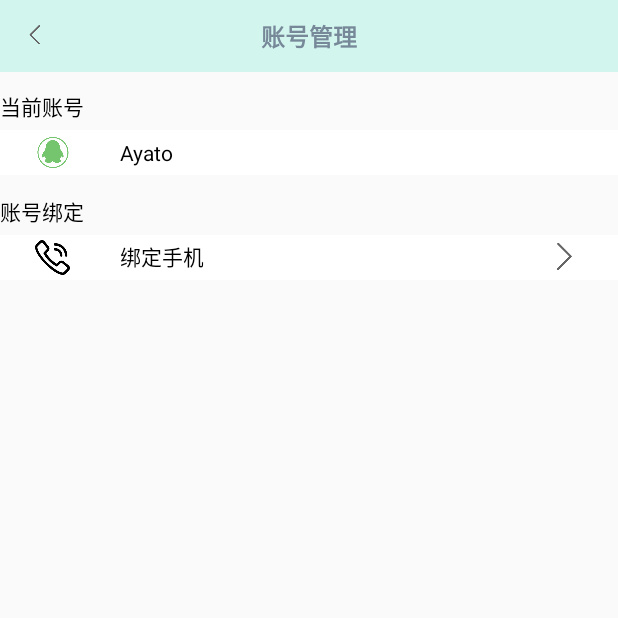
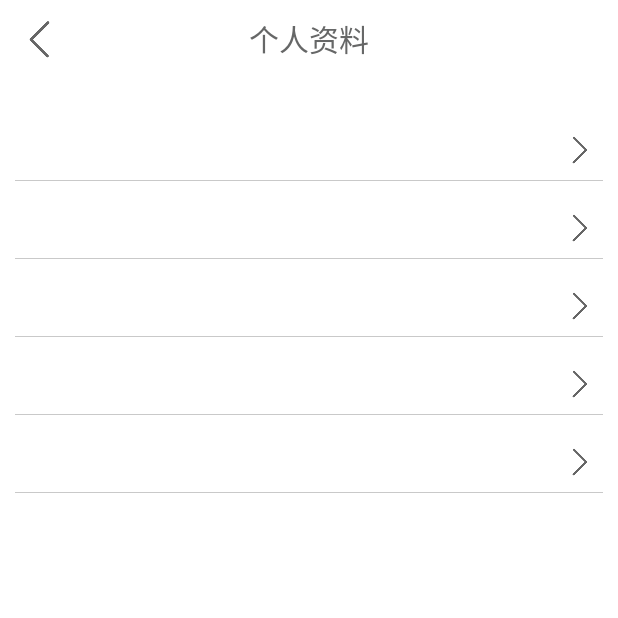
Before and after one commit to MerDuo/jiemo, an Android app: the screen it shows after launch (accountManage before the commit, personalDocument after it), on a phone screen of 412 x 824 dp, the top half of it. Run offline under Robolectric (Android 15) with nearby library versions, the phone set to English and light mode, and no system bars.

Commit message:
部分整合代码

```diff
--- /dev/null
+++ b/app/src/main/java/cn/edu/cdut/jiemo/personalDocument.java
@@ -0,0 +1,129 @@
+package cn.edu.cdut.jiemo;
+
+import android.app.Activity;
+import android.content.Intent;
+import android.content.SharedPreferences;
+import android.os.Bundle;
+import android.view.View;
+import android.widget.ImageView;
+
+import androidx.annotation.Nullable;
+import androidx.appcompat.app.ActionBar;
+import androidx.appcompat.app.AppCompatActivity;
+
+/**
+ * Created by aaa on 2019/12/1.
+ */
+
+public class personalDocument extends AppCompatActivity {
+    @Override
+    protected void onCreate(@Nullable Bundle savedInstanceState) {
+        super.onCreate(savedInstanceState);
+        setContentView(R.layout.activity_personal_document);
+
+        //去掉系统自带的标题栏
+        ActionBar actionbar=getSupportActionBar();
+        if(actionbar !=null)
+        {
+            actionbar.hide();
+        }
+
+        //设置标题栏内容
+        titleFragment titlefragment=(titleFragment)getSupportFragmentManager().findFragmentById(R.id.title_fragement);
+        titlefragment.setTitle("个人资料");
+
+        //获取年龄、性别等控件
+        personalItemActivity headculpture=findViewById(R.id.headculpture);
+        personalItemActivity  userName=findViewById(R.id.userName);
+        personalItemActivity sex=findViewById(R.id.sex);
+        personalItemActivity age=findViewById(R.id.age);
+        personalItemActivity personalizedSignature=findViewById(R.id.personalizedSignature);
+
+        //获取用户的信息
+        SharedPreferences pref=getSharedPreferences("data",MODE_PRIVATE);
+        String name=pref.getString("name","");
+        String ageinf=Integer.toString(pref.getInt("age",0));
+        String sexinf=pref.getString("sex","男");
+        String words=pref.getString("words","这个人很懒");
+
+        //注入年龄、性别等数据
+        userName.setRightText(name);
+        sex.setRightText(sexinf);
+        age.setRightText(ageinf);
+        personalizedSignature.setRightText(words);
+
+        //将左边的图标大小设置为0
+        headculpture.setLeftIconSize(0);
+        userName.setLeftIconSize(0);
+        sex.setLeftIconSize(0);
+        age.setLeftIconSize(0);
+        personalizedSignature.setLeftIconSize(0);
+
+        //跳转到编辑界面
+        userName.setOnClickListener(new View.OnClickListener() {
+            @Override
+            public void onClick(View view) {
+                Intent intent=new Intent(personalDocument.this,documentEditer.class);
+                intent.putExtra("titleText","昵称");
+                intent.putExtra("dataKey","name");
+                startActivity(intent);
+            }
+        });
+
+        sex.setOnClickListener(new View.OnClickListener(){
+            @Override
+            public void onClick(View view) {
+                Intent intent=new Intent(personalDocument.this,documentEditer.class);
+                intent.putExtra("titleText","性别");
+                intent.putExtra("dataKey","sex");
+                startActivity(intent);
+            }
+        });
+
+
+        age.setOnClickListener(new  View.OnClickListener(){
+            @Override
+            public void onClick(View view) {
+                Intent intent=new Intent(personalDocument.this,documentEditer.class);
+                intent.putExtra("titleText","年龄");
+                intent.putExtra("dataKey","age");
+                startActivity(intent);
+            }
+        });
+
+        personalizedSignature.setOnClickListener(new View.OnClickListener() {
+            @Override
+            public void onClick(View view) {
+                Intent intent=new Intent(personalDocument.this,documentEditer.class);
+                intent.putExtra("titleText","个性签名");
+                intent.putExtra("dataKey","words");
+                startActivity(intent);
+            }
+        });
+
+
+    }
+
+    @Override
+    protected void onRestart() {
+        super.onRestart();
+        //获取年龄、性别等控件
+        personalItemActivity headculpture=findViewById(R.id.headculpture);
+        personalItemActivity  userName=findViewById(R.id.userName);
+        personalItemActivity sex=findViewById(R.id.sex);
+        personalItemActivity age=findViewById(R.id.age);
+        personalItemActivity personalizedSignature=findViewById(R.id.personalizedSignature);
+        //获取用户的信息
+        SharedPreferences pref=getSharedPreferences("data",MODE_PRIVATE);
+        String name=pref.getString("name","");
+        String ageinf=Integer.toString(pref.getInt("age",0));
+        String sexinf=pref.getString("sex","男");
+        String words=pref.getString("words","这个人很懒");
+
+        //注入年龄、性别等数据
+        userName.setRightText(name);
+        sex.setRightText(sexinf);
+        age.setRightText(ageinf);
+        personalizedSignature.setRightText(words);
+    }
+}
--- /dev/null
+++ b/app/src/main/java/cn/edu/cdut/jiemo/personalItemActivity.java
@@ -0,0 +1,73 @@
+package cn.edu.cdut.jiemo;
+
+import android.content.Context;
+import android.content.res.Resources;
+import android.content.res.TypedArray;
+import android.os.Build;
+import android.util.AttributeSet;
+import android.util.TypedValue;
+import android.view.LayoutInflater;
+import android.view.View;
+import android.view.ViewGroup;
+import android.widget.ImageView;
+import android.widget.LinearLayout;
+import android.widget.TextView;
+
+import androidx.annotation.RequiresApi;
+import androidx.constraintlayout.widget.ConstraintLayout;
+
+import java.util.jar.Attributes;
+
+public class personalItemActivity extends LinearLayout {
+
+    public personalItemActivity(Context context) {
+        super(context);
+    }
+
+    @RequiresApi(api = Build.VERSION_CODES.JELLY_BEAN)
+    public personalItemActivity(Context context, AttributeSet attrs) {
+        super(context,attrs);
+        //获取控件属性
+        TypedArray ta = context.obtainStyledAttributes(attrs, R.styleable.personal_item);
+        LayoutInflater.from(context).inflate(R.layout.personal_item,this);
+        Boolean isShowBottomLine = ta.getBoolean(R.styleable.personal_item_show_bottom_line, true);//得到是否显示底部下划线属性
+        Boolean isShowLeftIcon = ta.getBoolean(R.styleable.personal_item_show_left_icon, true);//得到是否显示左侧图标属性标识
+        Boolean isShowRightArrow = ta.getBoolean(R.styleable.personal_item_show_right_arrow, true);//得到是否显示右侧图标属性标识
+
+        View leftIcon=findViewById(R.id.item_img);
+        TextView leftTitle=findViewById(R.id.item_text);
+        View bottomLine=findViewById(R.id.buttom_line);
+        View rightArrow=findViewById(R.id.right_icon);
+        leftIcon.setBackground(ta.getDrawable(R.styleable.personal_item_left_icon));//设置左侧图标
+        leftTitle.setText(ta.getString(R.styleable.personal_item_left_text));//设置左侧标题文字
+        leftIcon.setVisibility(isShowLeftIcon ? View.VISIBLE : View.INVISIBLE);//设置左侧图标是否显示
+        bottomLine.setVisibility(isShowBottomLine ? View.VISIBLE : View.INVISIBLE);//设置底部图标是否显示
+        rightArrow.setVisibility(isShowRightArrow ? View.VISIBLE : View.INVISIBLE);//设置右侧箭头图标是否显示
+
+    }
+    //设置左边的图标的大小
+    public void setLeftIconSize(int size){
+        ImageView imageView=findViewById(R.id.item_img);
+        ConstraintLayout.LayoutParams params = (ConstraintLayout.LayoutParams) imageView.getLayoutParams();
+        params.height= dip2px(this.getContext(), size);
+        imageView.setLayoutParams(params);
+    }
+    //设置右边文字的内容
+    public void setRightText(String rightText){
+        TextView right_text=findViewById(R.id.right_text);
+        right_text.setText(rightText);//设置右侧文字
+    }
+
+    /**
+     * dp转为px
+     * @param context  上下文
+     * @param dipValue dp值
+     * @return
+     */
+    private int dip2px(Context context, float dipValue)
+    {
+        Resources r = context.getResources();
+        return (int) TypedValue.applyDimension(
+                TypedValue.COMPLEX_UNIT_DIP, dipValue, r.getDisplayMetrics());
+    }
+}
--- /dev/null
+++ b/app/src/main/java/cn/edu/cdut/jiemo/titleFragment.java
@@ -0,0 +1,68 @@
+package cn.edu.cdut.jiemo;
+
+
+import android.app.Activity;
+import android.content.Context;
+import android.content.res.Resources;
+import android.os.Bundle;
+import android.util.TypedValue;
+import android.view.LayoutInflater;
+import android.view.View;
+import android.view.ViewGroup;
+import android.widget.ImageView;
+import android.widget.LinearLayout;
+import android.widget.TextView;
+
+import androidx.annotation.Nullable;
+import androidx.fragment.app.Fragment;
+
+/**
+ * Created by aaa on 2019/10/28.
+ */
+
+public class titleFragment extends Fragment {
+    @Nullable
+    @Override
+    public View onCreateView(LayoutInflater inflater, @Nullable ViewGroup container, Bundle savedInstanceState) {
+        //加载布局
+        View rootView=inflater.inflate(R.layout.title_fragment,container,false);
+
+        //点击返回按钮
+        ImageView backButton=rootView.findViewById(R.id.backButton);
+        backButton.setOnClickListener(new View.OnClickListener(){
+            @Override
+            public void onClick(View view) {
+                Activity activity=getActivity();
+                activity.finish();
+            }
+        });
+        return rootView;
+    }
+    //设置导航栏的size
+    public void setButtompadding(int size){
+        ViewGroup titleBar= getView().findViewById(R.id.titleFragmentcl);
+        int buttom=dip2px(this.getContext(), size);
+        titleBar.setPadding(0,0,0,buttom);
+    }
+    //设置导航栏的标题
+    public void setTitle(String title){
+        TextView titleText= getView().findViewById(R.id.titleText);
+        titleText.setText(title);
+    }
+
+    /**
+     * dp转为px
+     * @param context  上下文
+     * @param dipValue dp值
+     * @return
+     */
+    private int dip2px(Context context, float dipValue)
+    {
+        Resources r = context.getResources();
+        return (int) TypedValue.applyDimension(
+                TypedValue.COMPLEX_UNIT_DIP, dipValue, r.getDisplayMetrics());
+    }
+
+
+
+}
--- /dev/null
+++ b/app/src/main/res/layout/activity_personal_document.xml
@@ -0,0 +1,65 @@
+<?xml version="1.0" encoding="utf-8"?>
+<androidx.constraintlayout.widget.ConstraintLayout xmlns:android="http://schemas.android.com/apk/res/android"
+    xmlns:app="http://schemas.android.com/apk/res-auto"
+    xmlns:tools="http://schemas.android.com/tools"
+    android:layout_width="match_parent"
+    android:layout_height="match_parent"
+    tools:context=".personalDocument"
+    android:background="@color/white">
+
+    <fragment
+        android:id="@+id/title_fragement"
+        android:layout_width="match_parent"
+        android:layout_height="wrap_content"
+        android:name="cn.edu.cdut.jiemo.titleFragment"
+        tools:ignore="MissingConstraints" />
+
+    <LinearLayout
+        android:id="@+id/item_bottons"
+        android:layout_width="match_parent"
+        android:layout_height="260dp"
+        android:layout_marginBottom="8dp"
+        android:layout_marginTop="30dp"
+        android:orientation="vertical"
+        app:layout_constraintTop_toBottomOf="@id/title_fragement">
+
+        <cn.edu.cdut.jiemo.personalItemActivity
+            android:id="@+id/headculpture"
+            android:layout_height="0dp"
+            android:layout_width="match_parent"
+            app:left_text="头像"
+            app:show_left_icon="false"
+            android:layout_weight="1"
+            />
+
+        <cn.edu.cdut.jiemo.personalItemActivity
+            android:id="@+id/userName"
+            app:left_text="昵称"
+            app:show_left_icon="false"
+            android:layout_width="match_parent"
+            android:layout_weight="1"
+            android:layout_height="0dp" />
+
+        <cn.edu.cdut.jiemo.personalItemActivity
+            android:id="@+id/sex"
+            app:left_text="性别"
+            android:layout_weight="1"
+            app:show_left_icon="false"
+            android:layout_width="match_parent"
+            android:layout_height="0dp" />
+        <cn.edu.cdut.jiemo.personalItemActivity
+            android:id="@+id/age"
+            app:left_text="年龄"
+            android:layout_weight="1"
+            app:show_left_icon="false"
+            android:layout_width="match_parent"
+            android:layout_height="0dp" />
+        <cn.edu.cdut.jiemo.personalItemActivity
+            android:id="@+id/personalizedSignature"
+            app:left_text="个性签名"
+            android:layout_weight="1"
+            app:show_left_icon="false"
+            android:layout_width="match_parent"
+            android:layout_height="0dp" />
+    </LinearLayout>
+</androidx.constraintlayout.widget.ConstraintLayout>
--- /dev/null
+++ b/app/src/main/res/layout/personal_item.xml
@@ -0,0 +1,57 @@
+<?xml version="1.0" encoding="utf-8"?>
+<androidx.constraintlayout.widget.ConstraintLayout xmlns:android="http://schemas.android.com/apk/res/android"
+    xmlns:app="http://schemas.android.com/apk/res-auto"
+    xmlns:tools="http://schemas.android.com/tools"
+    android:layout_width="match_parent"
+    android:layout_height="40dp"
+    android:paddingLeft="10dp"
+    android:paddingRight="10dp">
+    <ImageView
+        android:id="@+id/item_img"
+        android:layout_height="match_parent"
+        android:layout_width="0dp"
+        android:layout_marginLeft="20dp"
+        android:layout_marginTop="10dp"
+        android:layout_marginBottom="10dp"
+        android:layout_marginRight="10dp"
+        app:layout_constraintLeft_toLeftOf="parent"
+        app:layout_constraintDimensionRatio="H,1:1"
+        />
+
+    <TextView
+        android:id="@+id/item_text"
+        android:layout_width="wrap_content"
+        android:layout_height="wrap_content"
+        app:layout_constraintLeft_toRightOf="@id/item_img"
+        app:layout_constraintTop_toTopOf="parent"
+        app:layout_constraintBottom_toBottomOf="parent"
+        android:textSize="15sp"
+        android:layout_marginLeft="10dp"
+        android:text="联系我们"/>
+    <TextView
+        android:id="@+id/right_text"
+        android:layout_height="wrap_content"
+        android:layout_width="wrap_content"
+        app:layout_constraintRight_toLeftOf="@+id/right_icon"
+        app:layout_constraintTop_toTopOf="parent"
+        app:layout_constraintBottom_toBottomOf="parent"
+        android:layout_marginRight="10dp"
+        />
+    <ImageView
+        android:id="@+id/right_icon"
+        android:layout_height="match_parent"
+        android:layout_width="0dp"
+        app:layout_constraintDimensionRatio="1:1"
+        app:layout_constraintRight_toRightOf="parent"
+        android:layout_marginTop="5dp"
+        android:layout_marginBottom="5dp"
+        android:src="@drawable/right"/>
+
+    <ImageView
+        android:id="@+id/buttom_line"
+        app:layout_constraintBottom_toBottomOf="parent"
+        android:layout_width="match_parent"
+        android:layout_height="0.5dp"
+        android:background="@color/line" />
+
+</androidx.constraintlayout.widget.ConstraintLayout>
--- /dev/null
+++ b/app/src/main/res/layout/title_fragment.xml
@@ -0,0 +1,40 @@
+<?xml version="1.0" encoding="utf-8"?>
+<LinearLayout android:layout_width="match_parent"
+    android:layout_height="wrap_content"
+    xmlns:android="http://schemas.android.com/apk/res/android">
+
+    <androidx.constraintlayout.widget.ConstraintLayout xmlns:android="http://schemas.android.com/apk/res/android"
+        android:id="@+id/titleFragmentcl"
+        xmlns:app="http://schemas.android.com/apk/res-auto"
+        android:layout_width="match_parent"
+        android:layout_height="wrap_content"
+        android:background="#fff"
+        android:orientation="horizontal"
+        >
+
+        <!--返回标签的图标 left.png-->
+        <ImageView
+            android:id="@+id/backButton"
+            android:layout_width="40dp"
+            android:layout_height="40dp"
+            android:layout_margin="5dp"
+            android:src="@drawable/left"
+            app:layout_constraintBottom_toBottomOf="parent"
+            app:layout_constraintLeft_toLeftOf="parent"
+            app:layout_constraintTop_toTopOf="parent"></ImageView>
+
+        <!--标题的内容-->
+        <TextView
+            android:id="@+id/titleText"
+            android:layout_width="wrap_content"
+            android:layout_height="wrap_content"
+            android:text="我的"
+            android:textColor="@color/textcolor"
+            android:textSize="20sp"
+            app:layout_constraintBottom_toBottomOf="parent"
+            app:layout_constraintLeft_toLeftOf="parent"
+            app:layout_constraintRight_toRightOf="parent"
+            app:layout_constraintTop_toTopOf="parent" />
+    </androidx.constraintlayout.widget.ConstraintLayout>
+
+</LinearLayout>
--- a/app/src/main/res/values/colors.xml
+++ b/app/src/main/res/values/colors.xml
@@ -3,4 +3,9 @@
     <color name="colorPrimary">#D2F5EE</color>
     <color name="colorPrimaryDark">#D2F5EE</color>
     <color name="colorAccent">#D81B60</color>
+    <!--title的颜色-->
+    <color name="white">#ffffff</color>
+    <color name="colortitle">#D2F5EE</color>
+    <color name="textcolor">#666767</color>
+    <color name="line">#C9C9C9</color>
 </resources>
```
Also changed, not shown: app/src/main/AndroidManifest.xml (+8 -8 lines), app/src/main/java/cn/edu/cdut/jiemo/circleImageView.java (added, +81 -0 lines), app/src/main/java/cn/edu/cdut/jiemo/documentEditer.java (added, +71 -0 lines), app/src/main/java/cn/edu/cdut/jiemo/mine.java (added, +81 -0 lines), app/src/main/res/layout/activity_document_editer.xml (added, +33 -0 lines), app/src/main/res/layout/activity_hhhhhhhhhhh.xml (added, +9 -0 lines), app/src/main/res/values/attrs.xml (+9 -6 lines), app/src/main/res/values/strings.xml (indentation only).
